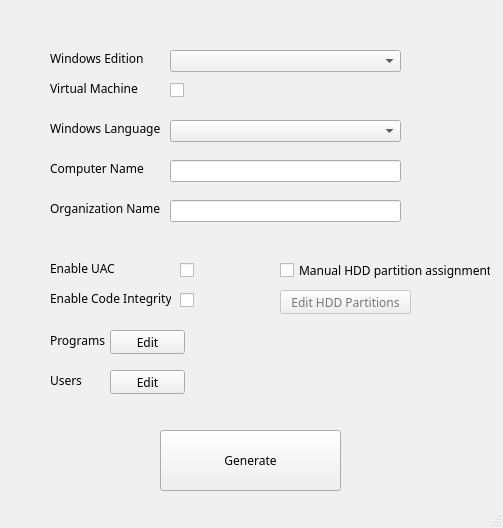
The window that MainWindow - untitled.ui (Alex591/answer-generator) describes before a commit, drawn with Qt 5.
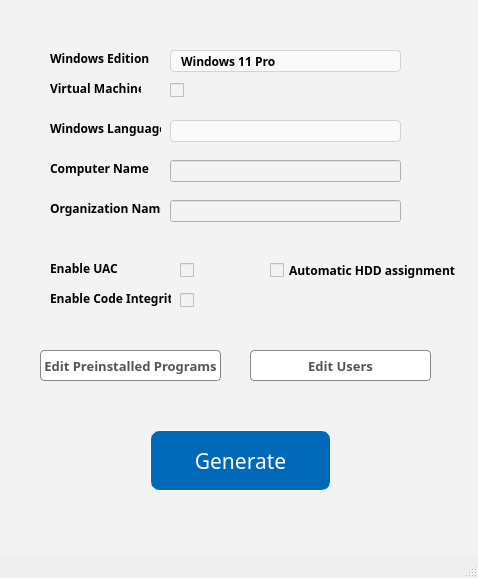
The same window after the commit. Icons and pictures are not drawn.

The edit to the form file:
```diff
--- a/MainWindow - untitled.ui
+++ b/MainWindow - untitled.ui
@@ -6,564 +6,31 @@
    <rect>
     <x>0</x>
     <y>0</y>
-    <width>503</width>
-    <height>528</height>
+    <width>478</width>
+    <height>578</height>
    </rect>
   </property>
+  <property name="minimumSize">
+   <size>
+    <width>478</width>
+    <height>578</height>
+   </size>
+  </property>
+  <property name="maximumSize">
+   <size>
+    <width>478</width>
+    <height>578</height>
+   </size>
+  </property>
   <property name="palette">
    <palette>
-    <active>
-     <colorrole role="WindowText">
-      <brush brushstyle="SolidPattern">
-       <color alpha="255">
-        <red>0</red>
-        <green>0</green>
-        <blue>0</blue>
-       </color>
-      </brush>
-     </colorrole>
-     <colorrole role="Button">
-      <brush brushstyle="SolidPattern">
-       <color alpha="255">
-        <red>240</red>
-        <green>240</green>
-        <blue>240</blue>
-       </color>
-      </brush>
-     </colorrole>
-     <colorrole role="Light">
-      <brush brushstyle="SolidPattern">
-       <color alpha="255">
-        <red>255</red>
-        <green>255</green>
-        <blue>255</blue>
-       </color>
-      </brush>
-     </colorrole>
-     <colorrole role="Midlight">
-      <brush brushstyle="SolidPattern">
-       <color alpha="255">
-        <red>227</red>
-        <green>227</green>
-        <blue>227</blue>
-       </color>
-      </brush>
-     </colorrole>
-     <colorrole role="Dark">
-      <brush brushstyle="SolidPattern">
-       <color alpha="255">
-        <red>160</red>
-        <green>160</green>
-        <blue>160</blue>
-       </color>
-      </brush>
-     </colorrole>
-     <colorrole role="Mid">
-      <brush brushstyle="SolidPattern">
-       <color alpha="255">
-        <red>160</red>
-        <green>160</green>
-        <blue>160</blue>
-       </color>
-      </brush>
-     </colorrole>
-     <colorrole role="Text">
-      <brush brushstyle="SolidPattern">
-       <color alpha="255">
-        <red>0</red>
-        <green>0</green>
-        <blue>0</blue>
-       </color>
-      </brush>
-     </colorrole>
-     <colorrole role="BrightText">
-      <brush brushstyle="SolidPattern">
-       <color alpha="255">
-        <red>255</red>
-        <green>255</green>
-        <blue>255</blue>
-       </color>
-      </brush>
-     </colorrole>
-     <colorrole role="ButtonText">
-      <brush brushstyle="SolidPattern">
-       <color alpha="255">
-        <red>0</red>
-        <green>0</green>
-        <blue>0</blue>
-       </color>
-      </brush>
-     </colorrole>
-     <colorrole role="Base">
-      <brush brushstyle="SolidPattern">
-       <color alpha="255">
-        <red>255</red>
-        <green>255</green>
-        <blue>255</blue>
-       </color>
-      </brush>
-     </colorrole>
-     <colorrole role="Window">
-      <brush brushstyle="SolidPattern">
-       <color alpha="255">
-        <red>240</red>
-        <green>240</green>
-        <blue>240</blue>
-       </color>
-      </brush>
-     </colorrole>
-     <colorrole role="Shadow">
-      <brush brushstyle="SolidPattern">
-       <color alpha="255">
-        <red>105</red>
-        <green>105</green>
-        <blue>105</blue>
-       </color>
-      </brush>
-     </colorrole>
-     <colorrole role="Highlight">
-      <brush brushstyle="SolidPattern">
-       <color alpha="255">
-        <red>0</red>
-        <green>120</green>
-        <blue>215</blue>
-       </color>
-      </brush>
-     </colorrole>
-     <colorrole role="HighlightedText">
-      <brush brushstyle="SolidPattern">
-       <color alpha="255">
-        <red>255</red>
-        <green>255</green>
-        <blue>255</blue>
-       </color>
-      </brush>
-     </colorrole>
-     <colorrole role="Link">
-      <brush brushstyle="SolidPattern">
-       <color alpha="255">
-        <red>0</red>
-        <green>0</green>
-        <blue>255</blue>
-       </color>
-      </brush>
-     </colorrole>
-     <colorrole role="LinkVisited">
-      <brush brushstyle="SolidPattern">
-       <color alpha="255">
-        <red>255</red>
-        <green>0</green>
-        <blue>255</blue>
-       </color>
-      </brush>
-     </colorrole>
-     <colorrole role="AlternateBase">
-      <brush brushstyle="SolidPattern">
-       <color alpha="255">
-        <red>245</red>
-        <green>245</green>
-        <blue>245</blue>
-       </color>
-      </brush>
-     </colorrole>
-     <colorrole role="NoRole">
-      <brush brushstyle="NoBrush">
-       <color alpha="255">
-        <red>0</red>
-        <green>0</green>
-        <blue>0</blue>
-       </color>
-      </brush>
-     </colorrole>
-     <colorrole role="ToolTipBase">
-      <brush brushstyle="SolidPattern">
-       <color alpha="255">
-        <red>255</red>
-        <green>255</green>
-        <blue>220</blue>
-       </color>
-      </brush>
-     </colorrole>
-     <colorrole role="ToolTipText">
-      <brush brushstyle="SolidPattern">
-       <color alpha="255">
-        <red>0</red>
-        <green>0</green>
-        <blue>0</blue>
-       </color>
-      </brush>
-     </colorrole>
-    </active>
-    <inactive>
-     <colorrole role="WindowText">
-      <brush brushstyle="SolidPattern">
-       <color alpha="255">
-        <red>0</red>
-        <green>0</green>
-        <blue>0</blue>
-       </color>
-      </brush>
-     </colorrole>
-     <colorrole role="Button">
-      <brush brushstyle="SolidPattern">
-       <color alpha="255">
-        <red>240</red>
-        <green>240</green>
-        <blue>240</blue>
-       </color>
-      </brush>
-     </colorrole>
-     <colorrole role="Light">
-      <brush brushstyle="SolidPattern">
-       <color alpha="255">
-        <red>255</red>
-        <green>255</green>
-        <blue>255</blue>
-       </color>
-      </brush>
-     </colorrole>
-     <colorrole role="Midlight">
-      <brush brushstyle="SolidPattern">
-       <color alpha="255">
-        <red>227</red>
-        <green>227</green>
-        <blue>227</blue>
-       </color>
-      </brush>
-     </colorrole>
-     <colorrole role="Dark">
-      <brush brushstyle="SolidPattern">
-       <color alpha="255">
-        <red>160</red>
-        <green>160</green>
-        <blue>160</blue>
-       </color>
-      </brush>
-     </colorrole>
-     <colorrole role="Mid">
-      <brush brushstyle="SolidPattern">
-       <color alpha="255">
-        <red>160</red>
-        <green>160</green>
-        <blue>160</blue>
-       </color>
-      </brush>
-     </colorrole>
-     <colorrole role="Text">
-      <brush brushstyle="SolidPattern">
-       <color alpha="255">
-        <red>0</red>
-        <green>0</green>
-        <blue>0</blue>
-       </color>
-      </brush>
-     </colorrole>
-     <colorrole role="BrightText">
-      <brush brushstyle="SolidPattern">
-       <color alpha="255">
-        <red>255</red>
-        <green>255</green>
-        <blue>255</blue>
-       </color>
-      </brush>
-     </colorrole>
-     <colorrole role="ButtonText">
-      <brush brushstyle="SolidPattern">
-       <color alpha="255">
-        <red>0</red>
-        <green>0</green>
-        <blue>0</blue>
-       </color>
-      </brush>
-     </colorrole>
-     <colorrole role="Base">
-      <brush brushstyle="SolidPattern">
-       <color alpha="255">
-        <red>255</red>
-        <green>255</green>
-        <blue>255</blue>
-       </color>
-      </brush>
-     </colorrole>
-     <colorrole role="Window">
-      <brush brushstyle="SolidPattern">
-       <color alpha="255">
-        <red>240</red>
-        <green>240</green>
-        <blue>240</blue>
-       </color>
-      </brush>
-     </colorrole>
-     <colorrole role="Shadow">
-      <brush brushstyle="SolidPattern">
-       <color alpha="255">
-        <red>105</red>
-        <green>105</green>
-        <blue>105</blue>
-       </color>
-      </brush>
-     </colorrole>
-     <colorrole role="Highlight">
-      <brush brushstyle="SolidPattern">
-       <color alpha="255">
-        <red>240</red>
-        <green>240</green>
-        <blue>240</blue>
-       </color>
-      </brush>
-     </colorrole>
-     <colorrole role="HighlightedText">
-      <brush brushstyle="SolidPattern">
-       <color alpha="255">
-        <red>0</red>
-        <green>0</green>
-        <blue>0</blue>
-       </color>
-      </brush>
-     </colorrole>
-     <colorrole role="Link">
-      <brush brushstyle="SolidPattern">
-       <color alpha="255">
-        <red>0</red>
-        <green>0</green>
-        <blue>255</blue>
-       </color>
-      </brush>
-     </colorrole>
-     <colorrole role="LinkVisited">
-      <brush brushstyle="SolidPattern">
-       <color alpha="255">
-        <red>255</red>
-        <green>0</green>
-        <blue>255</blue>
-       </color>
-      </brush>
-     </colorrole>
-     <colorrole role="AlternateBase">
-      <brush brushstyle="SolidPattern">
-       <color alpha="255">
-        <red>245</red>
-        <green>245</green>
-        <blue>245</blue>
-       </color>
-      </brush>
-     </colorrole>
-     <colorrole role="NoRole">
-      <brush brushstyle="NoBrush">
-       <color alpha="255">
-        <red>0</red>
-        <green>0</green>
-        <blue>0</blue>
-       </color>
-      </brush>
-     </colorrole>
-     <colorrole role="ToolTipBase">
-      <brush brushstyle="SolidPattern">
-       <color alpha="255">
-        <red>255</red>
-        <green>255</green>
-        <blue>220</blue>
-       </color>
-      </brush>
-     </colorrole>
-     <colorrole role="ToolTipText">
-      <brush brushstyle="SolidPattern">
-       <color alpha="255">
-        <red>0</red>
-        <green>0</green>
-        <blue>0</blue>
-       </color>
-      </brush>
-     </colorrole>
-    </inactive>
-    <disabled>
-     <colorrole role="WindowText">
-      <brush brushstyle="SolidPattern">
-       <color alpha="255">
-        <red>120</red>
-        <green>120</green>
-        <blue>120</blue>
-       </color>
-      </brush>
-     </colorrole>
-     <colorrole role="Button">
-      <brush brushstyle="SolidPattern">
-       <color alpha="255">
-        <red>240</red>
-        <green>240</green>
-        <blue>240</blue>
-       </color>
-      </brush>
-     </colorrole>
-     <colorrole role="Light">
-      <brush brushstyle="SolidPattern">
-       <color alpha="255">
-        <red>255</red>
-        <green>255</green>
-        <blue>255</blue>
-       </color>
-      </brush>
-     </colorrole>
-     <colorrole role="Midlight">
-      <brush brushstyle="SolidPattern">
-       <color alpha="255">
-        <red>247</red>
-        <green>247</green>
-        <blue>247</blue>
-       </color>
-      </brush>
-     </colorrole>
-     <colorrole role="Dark">
-      <brush brushstyle="SolidPattern">
-       <color alpha="255">
-        <red>160</red>
-        <green>160</green>
-        <blue>160</blue>
-       </color>
-      </brush>
-     </colorrole>
-     <colorrole role="Mid">
-      <brush brushstyle="SolidPattern">
-       <color alpha="255">
-        <red>160</red>
-        <green>160</green>
-        <blue>160</blue>
-       </color>
-      </brush>
-     </colorrole>
-     <colorrole role="Text">
-      <brush brushstyle="SolidPattern">
-       <color alpha="255">
-        <red>120</red>
-        <green>120</green>
-        <blue>120</blue>
-       </color>
-      </brush>
-     </colorrole>
-     <colorrole role="BrightText">
-      <brush brushstyle="SolidPattern">
-       <color alpha="255">
-        <red>255</red>
-        <green>255</green>
-        <blue>255</blue>
-       </color>
-      </brush>
-     </colorrole>
-     <colorrole role="ButtonText">
-      <brush brushstyle="SolidPattern">
-       <color alpha="255">
-        <red>120</red>
-        <green>120</green>
-        <blue>120</blue>
-       </color>
-      </brush>
-     </colorrole>
-     <colorrole role="Base">
-      <brush brushstyle="SolidPattern">
-       <color alpha="255">
-        <red>240</red>
-        <green>240</green>
-        <blue>240</blue>
-       </color>
-      </brush>
-     </colorrole>
-     <colorrole role="Window">
-      <brush brushstyle="SolidPattern">
-       <color alpha="255">
-        <red>240</red>
-        <green>240</green>
-        <blue>240</blue>
-       </color>
-      </brush>
-     </colorrole>
-     <colorrole role="Shadow">
-      <brush brushstyle="SolidPattern">
-       <color alpha="255">
-        <red>0</red>
-        <green>0</green>
-        <blue>0</blue>
-       </color>
-      </brush>
-     </colorrole>
-     <colorrole role="Highlight">
-      <brush brushstyle="SolidPattern">
-       <color alpha="255">
-        <red>0</red>
-        <green>120</green>
-        <blue>215</blue>
-       </color>
-      </brush>
-     </colorrole>
-     <colorrole role="HighlightedText">
-      <brush brushstyle="SolidPattern">
-       <color alpha="255">
-        <red>255</red>
-        <green>255</green>
-        <blue>255</blue>
-       </color>
-      </brush>
-     </colorrole>
-     <colorrole role="Link">
-      <brush brushstyle="SolidPattern">
-       <color alpha="255">
-        <red>0</red>
-        <green>0</green>
-        <blue>255</blue>
-       </color>
-      </brush>
-     </colorrole>
-     <colorrole role="LinkVisited">
-      <brush brushstyle="SolidPattern">
-       <color alpha="255">
-        <red>255</red>
-        <green>0</green>
-        <blue>255</blue>
-       </color>
-      </brush>
-     </colorrole>
-     <colorrole role="AlternateBase">
-      <brush brushstyle="SolidPattern">
-       <color alpha="255">
-        <red>245</red>
-        <green>245</green>
-        <blue>245</blue>
-       </color>
-      </brush>
-     </colorrole>
-     <colorrole role="NoRole">
-      <brush brushstyle="NoBrush">
-       <color alpha="255">
-        <red>0</red>
-        <green>0</green>
-        <blue>0</blue>
-       </color>
-      </brush>
-     </colorrole>
-     <colorrole role="ToolTipBase">
-      <brush brushstyle="SolidPattern">
-       <color alpha="255">
-        <red>255</red>
-        <green>255</green>
-        <blue>220</blue>
-       </color>
-      </brush>
-     </colorrole>
-     <colorrole role="ToolTipText">
-      <brush brushstyle="SolidPattern">
-       <color alpha="255">
-        <red>0</red>
-        <green>0</green>
-        <blue>0</blue>
-       </color>
-      </brush>
-     </colorrole>
-    </disabled>
+    <active/>
+    <inactive/>
+    <disabled/>
    </palette>
   </property>
   <property name="font">
-   <font>
-    <family>Segoe UI Variable</family>
-   </font>
+   <font/>
   </property>
   <property name="focusPolicy">
    <enum>Qt::ClickFocus</enum>
@@ -580,89 +47,122 @@
   <property name="statusTip">
    <string/>
   </property>
+  <property name="styleSheet">
+   <string notr="true"/>
+  </property>
   <widget class="QWidget" name="centralwidget">
+   <property name="styleSheet">
+    <string notr="true">background-color: rgb(243, 243, 243);</string>
+   </property>
    <widget class="QPushButton" name="pushButton">
     <property name="geometry">
      <rect>
-      <x>160</x>
+      <x>150</x>
       <y>430</y>
       <width>181</width>
       <height>61</height>
      </rect>
     </property>
+    <property name="font">
+     <font>
+      <family>Segoe UI Variable</family>
+      <pointsize>-1</pointsize>
+      <underline>false</underline>
+      <strikeout>false</strikeout>
+     </font>
+    </property>
     <property name="styleSheet">
-     <string notr="true"/>
+     <string notr="true">.QPushButton {
+	background-color:#0069ba;
+	border-radius:9px;
+	border:1px solid #ffffff;
+	display:inline-block;
+	cursor:pointer;
+	color:#ffffff;
+	font-family:Segoe UI Variable;
+	font-size:21px;
+	padding:16px 31px;
+	text-decoration:none;
+}
+.QPushButton:hover {
+	background-color:#1a79c1;
+}
+.QPushButton:active {
+	position:relative;
+	top:1px;
+}
+</string>
     </property>
     <property name="text">
      <string>Generate</string>
     </property>
    </widget>
-   <widget class="QLabel" name="user_label">
-    <property name="geometry">
-     <rect>
-      <x>50</x>
-      <y>370</y>
-      <width>71</width>
-      <height>21</height>
-     </rect>
-    </property>
-    <property name="text">
-     <string>Users</string>
-    </property>
-   </widget>
    <widget class="QPushButton" name="user_edit_button">
     <property name="geometry">
      <rect>
-      <x>110</x>
-      <y>370</y>
-      <width>75</width>
-      <height>24</height>
+      <x>250</x>
+      <y>350</y>
+      <width>181</width>
+      <height>31</height>
      </rect>
     </property>
-    <property name="text">
-     <string>Edit</string>
+    <property name="styleSheet">
+     <string notr="true">.QPushButton {
+	background-color:#ffffff;
+	border-radius:4px;
+	border:1px solid #8a8886;
+	display:inline-block;
+	cursor:pointer;
+	color:#565555;
+	font-family:Segoe UI Variable;
+	font-weight:bold;
+	font-size:13px;
+	text-decoration:none;
+}
+.QPushButton:hover {
+	background-color:#f3f2f1;
+}
+.QPushButton:active {
+	position:relative;
+	top:1px;
+}</string>
     </property>
-   </widget>
-   <widget class="QPushButton" name="hdd_edit_button">
-    <property name="enabled">
-     <bool>false</bool>
-    </property>
-    <property name="geometry">
-     <rect>
-      <x>280</x>
-      <y>290</y>
-      <width>131</width>
-      <height>24</height>
-     </rect>
-    </property>
     <property name="text">
-     <string>Edit HDD Partitions</string>
-    </property>
-   </widget>
-   <widget class="QLabel" name="user_label_3">
-    <property name="geometry">
-     <rect>
-      <x>50</x>
-      <y>330</y>
-      <width>71</width>
-      <height>21</height>
-     </rect>
-    </property>
-    <property name="text">
-     <string>Programs</string>
+     <string>Edit Users</string>
     </property>
    </widget>
    <widget class="QPushButton" name="program_edit_button">
     <property name="geometry">
      <rect>
-      <x>110</x>
-      <y>330</y>
-      <width>75</width>
-      <height>24</height>
+      <x>40</x>
+      <y>350</y>
+      <width>181</width>
+      <height>31</height>
      </rect>
     </property>
+    <property name="styleSheet">
+     <string notr="true">.QPushButton {
+	background-color:#ffffff;
+	border-radius:4px;
+	border:1px solid #8a8886;
+	display:inline-block;
+	cursor:pointer;
+	color:#565555;
+	font-family:Segoe UI Variable;
+	font-weight:bold;
+	font-size:13px;
+	text-decoration:none;
+}
+.QPushButton:hover {
+	background-color:#f3f2f1;
+}
+.QPushButton:active {
+	position:relative;
+	top:1px;
+}</string>
+    </property>
     <property name="text">
-     <string>Edit</string>
+     <string>Edit Preinstalled Programs</string>
     </property>
    </widget>
    <widget class="QCheckBox" name="vm_checkBox">
@@ -702,6 +202,49 @@
       <height>22</height>
      </rect>
     </property>
+    <property name="font">
+     <font>
+      <family>Segoe UI Variable Display Semib</family>
+      <weight>75</weight>
+      <bold>true</bold>
+     </font>
+    </property>
+    <property name="styleSheet">
+     <string notr="true">/* Main ComboBox Style */
+#win_edition_combo {
+border: 1px solid #d3d3d3;
+border-radius: 4px;
+padding-left: 10px;
+background-color: rgb(250, 250, 250);
+}
+/*Dropdown area */
+#win_edition_combo::drop-down{
+	border:0px
+}
+#win_edition_combo::down-arrow{
+image: url(:/ComboBox/img dark/ComboBoxDisabled.png)
+
+}
+
+#win_edition_combo::on{
+border: 2px solid #c2dbfe
+}
+
+</string>
+    </property>
+    <property name="placeholderText" stdset="0">
+     <string>Windows 11 Pro</string>
+    </property>
+    <item>
+     <property name="text">
+      <string>Windows 10</string>
+     </property>
+    </item>
+    <item>
+     <property name="text">
+      <string>Windows 11</string>
+     </property>
+    </item>
    </widget>
    <widget class="QLabel" name="label">
     <property name="geometry">
@@ -712,6 +255,13 @@
       <height>16</height>
      </rect>
     </property>
+    <property name="font">
+     <font>
+      <family>Segoe UI Variable Display Semib</family>
+      <weight>75</weight>
+      <bold>true</bold>
+     </font>
+    </property>
     <property name="text">
      <string>Windows Edition</string>
     </property>
@@ -719,14 +269,21 @@
    <widget class="QCheckBox" name="hdd_checkbox">
     <property name="geometry">
      <rect>
-      <x>280</x>
+      <x>270</x>
       <y>260</y>
       <width>211</width>
       <height>20</height>
      </rect>
     </property>
+    <property name="font">
+     <font>
+      <family>Segoe UI Variable Display Semib</family>
+      <weight>75</weight>
+      <bold>true</bold>
+     </font>
+    </property>
     <property name="text">
-     <string>Manual HDD partition assignment</string>
+     <string>Automatic HDD assignment</string>
     </property>
    </widget>
    <widget class="QLabel" name="label_2">
@@ -738,6 +295,13 @@
       <height>16</height>
      </rect>
     </property>
+    <property name="font">
+     <font>
+      <family>Segoe UI Variable Display Semib</family>
+      <weight>75</weight>
+      <bold>true</bold>
+     </font>
+    </property>
     <property name="text">
      <string>Windows Language</string>
     </property>
@@ -751,6 +315,13 @@
       <height>16</height>
      </rect>
     </property>
+    <property name="font">
+     <font>
+      <family>Segoe UI Variable Display Semib</family>
+      <weight>75</weight>
+      <bold>true</bold>
+     </font>
+    </property>
     <property name="text">
      <string>Virtual Machine</string>
     </property>
@@ -764,6 +335,29 @@
       <height>22</height>
      </rect>
     </property>
+    <property name="styleSheet">
+     <string notr="true">/* Main ComboBox Style */
+#win_language_combobox {
+border: 1px solid #d3d3d3;
+border-radius: 4px;
+padding-left: 10px;
+background-color: rgb(250, 250, 250);
+}
+/*Dropdown area */
+#win_language_combobox::drop-down{
+	border:0px
+}
+#win_language_combobox::down-arrow{
+image: url(:/ComboBox/img dark/ComboBoxDisabled.png)
+
+}
+
+#win_language_combobox::on{
+border: 2px solid #c2dbfe
+}
+
+</string>
+    </property>
    </widget>
    <widget class="QLabel" name="label_4">
     <property name="geometry">
@@ -774,6 +368,13 @@
       <height>16</height>
      </rect>
     </property>
+    <property name="font">
+     <font>
+      <family>Segoe UI Variable Display Semib</family>
+      <weight>75</weight>
+      <bold>true</bold>
+     </font>
+    </property>
     <property name="text">
      <string>Enable UAC</string>
     </property>
@@ -815,6 +416,13 @@
       <height>16</height>
      </rect>
     </property>
+    <property name="font">
+     <font>
+      <family>Segoe UI Variable Display Semib</family>
+      <weight>75</weight>
+      <bold>true</bold>
+     </font>
+    </property>
     <property name="text">
      <string>Enable Code Integrity</string>
     </property>
@@ -866,6 +474,13 @@
       <height>16</height>
      </rect>
     </property>
+    <property name="font">
+     <font>
+      <family>Segoe UI Variable Display Semib</family>
+      <weight>75</weight>
+      <bold>true</bold>
+     </font>
+    </property>
     <property name="text">
      <string>Computer Name</string>
     </property>
@@ -889,6 +504,13 @@
       <height>16</height>
      </rect>
     </property>
+    <property name="font">
+     <font>
+      <family>Segoe UI Variable Display Semib</family>
+      <weight>75</weight>
+      <bold>true</bold>
+     </font>
+    </property>
     <property name="text">
      <string>Organization Name</string>
     </property>
```
